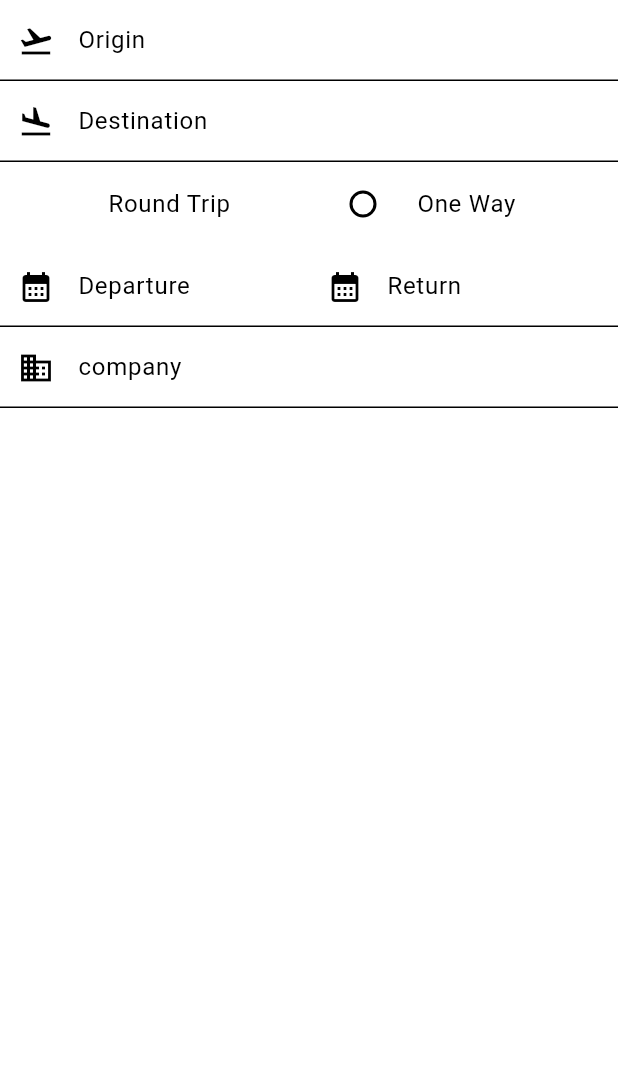
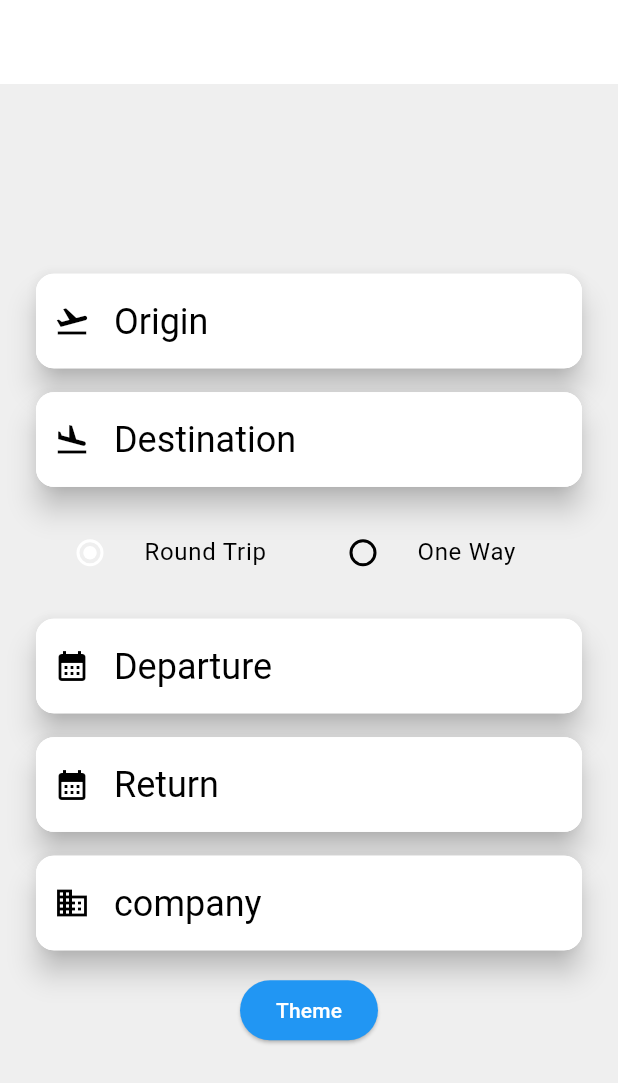
Before and after one commit to GustavoMiranda-GIT/desafio_tecnico_devnology, a Flutter app: the screen it shows after launch, on a phone screen of 412 x 824 dp. Shown: the top 1083 px of the screen. Run offline on Flutter 3.47's test engine with Material 3 defaults, Android fonts, the phone set to English and light mode, and no system bars; our stand-ins replace get, get_storage; missing offline and left inert: dart:ffi.

```diff
--- a/lib/controllers/flights_list_controller.dart
+++ b/lib/controllers/flights_list_controller.dart
@@ -6,6 +6,10 @@ enum FlightsListState {start, loading, success, error}
 class FlightsListController extends GetxController{
   var flightsList =[];
   Rx<FlightsListState> state = FlightsListState.start.obs;
+  RxBool usingMiles = false.obs;
+  int numAdult = 0;
+  int numChild = 0;
+  int numInfant = 0;
 
 
   Future start(String searchCode) async {
--- a/lib/l10n/app_localizations.dart
+++ b/lib/l10n/app_localizations.dart
@@ -137,6 +137,48 @@ abstract class AppLocalizations {
   /// **'company'**
   String get company;
 
+  /// No description provided for @stop.
+  ///
+  /// In en, this message translates to:
+  /// **'Stop'**
+  String get stop;
+
+  /// No description provided for @stops.
+  ///
+  /// In en, this message translates to:
+  /// **'Stops'**
+  String get stops;
+
+  /// No description provided for @direct.
+  ///
+  /// In en, this message translates to:
+  /// **'Direct'**
+  String get direct;
+
+  /// No description provided for @date_display_format.
+  ///
+  /// In en, this message translates to:
+  /// **'MM/dd'**
+  String get date_display_format;
+
+  /// No description provided for @date_display_format_YYYY.
+  ///
+  /// In en, this message translates to:
+  /// **'MM/dd/yyyy'**
+  String get date_display_format_YYYY;
+
+  /// No description provided for @try_again.
+  ///
+  /// In en, this message translates to:
+  /// **'Try Again'**
+  String get try_again;
+
+  /// No description provided for @boarding_fee.
+  ///
+  /// In en, this message translates to:
+  /// **'Boarding Fee'**
+  String get boarding_fee;
+
   /// No description provided for @theme.
   ///
   /// In en, this message translates to:
--- a/lib/models/flight_model.dart
+++ b/lib/models/flight_model.dart
@@ -1,6 +1,7 @@
 import 'package:desafio_tecnico_devnology/models/connection_model.dart';
 import 'package:desafio_tecnico_devnology/models/price_model.dart';
 import 'package:flutter/foundation.dart';
+import 'package:intl/intl.dart';
 
 
 class Flight {
@@ -8,8 +9,8 @@ class Flight {
   final String direction;
   final String origin;
   final String destination;
-  final String boarding;
-  final String landing;
+  final DateTime boarding;
+  final DateTime landing;
   final List<Connection> connections;
   final int nConnections;
   final String duration;
@@ -17,8 +18,10 @@ class Flight {
   final List<Price> prices;
   final List<Price> miles;
 
+  late final String boardingTime = DateFormat.Hm().format(boarding);
+  late final String landingTime = DateFormat.Hm().format(landing);
 
-  const Flight({required this.company,required this.direction,required this.origin,required this.destination,required this.boarding,required this.landing,
+  Flight({required this.company,required this.direction,required this.origin,required this.destination,required this.boarding,required this.landing,
     required this.connections,required this.nConnections,required this.duration,required this.flightNumber,required this.prices,required this.miles});
 
   factory Flight.fromJson(Map<String, dynamic> json){
@@ -27,8 +30,8 @@ class Flight {
         direction: json['Sentido'],
         origin: json['Origem'],
         destination: json['Destino'],
-        boarding: json['Embarque'],
-        landing: json['Desembarque'],
+        boarding: parseDate(json['Embarque']),
+        landing: parseDate(json['Desembarque']),
         connections: parseConnections(json['Conexoes']),
         nConnections: json['NumeroConexoes'],
         duration: json['Duracao'],
@@ -37,6 +40,8 @@ class Flight {
         miles: parsePrices(json['Milhas']),
     );
   }
+
+
 
   static List<Price> parsePrices(jsonPrices){
     List<Price> listPrices=[];
@@ -58,6 +63,11 @@ class Flight {
     return listConnections;
   }
 
+  static DateTime parseDate(String inputDate){
+    DateFormat date = DateFormat('dd/MM/yyyy HH:mm');
+    DateTime finalDate = date.parse(inputDate);
+    return finalDate;
+  }
 
   void printFlight(){
     debugPrint('company: $company');
--- a/lib/models/price_model.dart
+++ b/lib/models/price_model.dart
@@ -3,22 +3,22 @@ import 'package:flutter/foundation.dart';
 
 class Price{
   final double adult;
+  final double child;
   final double infant;
-  final double child;
   final bool executive;
   final BaggageLimit baggageLimit;
   final double boardingFee;
   final String typeValue;
   final String typeMiles;
 
-  const Price({required this.adult,required this.infant,required this.child,required this.executive,required this.baggageLimit,
+  const Price({required this.adult,required this.child, required this.infant,required this.executive,required this.baggageLimit,
       required this.boardingFee,required this.typeValue,required this.typeMiles});
 
   factory Price.fromJson(Map<String, dynamic> json){
     return Price(
         adult: double.parse(json['Adulto'].toString()),
+        child: double.parse(json['Crianca'].toString()),
         infant: double.parse(json['Bebe'].toString()),
-        child: double.parse(json['Crianca'].toString()),
         executive: json['Executivo'],
         baggageLimit: BaggageLimit.fromJson(json['LimiteBagagem']),
         boardingFee: double.parse(json['TaxaEmbarque'].toString()),
@@ -30,8 +30,8 @@ class Price{
   void printPrice()
   {
     debugPrint('   adult: $adult');
+    debugPrint('   child: $child');
     debugPrint('   infant: $infant');
-    debugPrint('   child: $child');
     debugPrint('   executive: $executive');
     debugPrint('   baggageLimit:');
     baggageLimit.printBaggageLimit();
--- a/lib/pages/home_page.dart
+++ b/lib/pages/home_page.dart
@@ -1,3 +1,5 @@
+import 'dart:ffi';
+
 import 'package:desafio_tecnico_devnology/l10n/app_localizations.dart';
 import 'package:desafio_tecnico_devnology/project_widgets/date_text_field.dart';
 import 'package:flutter/material.dart';
@@ -16,15 +18,30 @@ class HomePage extends StatefulWidget {
 }
 
 class _HomePageState extends State<HomePage> {
-  var controller = ThemeController.to;
   FlightType? flightType = FlightType.round;
+  int numAdult = 0;
+  int numChild = 0;
+  int numInfant = 0;
 
   @override
   Widget build(BuildContext context) {
     return Scaffold(
-      body: Column(
+      appBar: AppBar(
+        backgroundColor: Theme.of(context).colorScheme.primary,
+
+      ),
+      body: Padding(
+        padding: const EdgeInsets.all(24.0),
+        child: Column(
+          mainAxisAlignment: MainAxisAlignment.center,
+          spacing: 16,
           children: [
-          TextField(
+
+            Material(
+              borderRadius: BorderRadius.circular(12),
+              elevation: 8,
+              child: TextField(
+                style: Theme.of(context).textTheme.headlineMedium,
                 decoration: InputDecoration(
                     hintText: AppLocalizations.of(context)!.origin,
                     prefixIcon: Padding(
@@ -32,9 +49,15 @@ class _HomePageState extends State<HomePage> {
                       child: const Icon(Icons.flight_takeoff),
                     )
                 )
+
+              ),
             ),
           //------------------------------------------------------------------------------
-          TextField(
+            Material(
+              borderRadius: BorderRadius.circular(12),
+              elevation: 8,
+              child: TextField(
+                  style: Theme.of(context).textTheme.headlineMedium,
                   decoration: InputDecoration(
                       hintText: AppLocalizations.of(context)!.destination,
                       prefixIcon: Padding(
@@ -42,6 +65,7 @@ class _HomePageState extends State<HomePage> {
                         child: const Icon(Icons.flight_land),
                       )
                 )
+              ),
             ),
           //------------------------------------------------------------------------------
             Row(
@@ -73,23 +97,19 @@ class _HomePageState extends State<HomePage> {
                 ),
               ],
             ),
-        //------------------------------------------------------------------------------
-          Row(
-            children: [
-              Expanded(
-                child: DateTextField(hintText: AppLocalizations.of(context)!.departure),
-              ),
 
-              Expanded(
-                child: Visibility(
+            DateTextField(hintText: AppLocalizations.of(context)!.departure),
+
+            Visibility(
               visible: flightType == FlightType.round,
               child: DateTextField(hintText: AppLocalizations.of(context)!.return_string),
             ),
-              ),
-            ],
-          ),
-        //------------------------------------------------------------------------------
-          TextField(
+
+            Material(
+              borderRadius: BorderRadius.circular(12),
+              elevation: 8,
+              child: TextField(
+                  style: Theme.of(context).textTheme.headlineMedium,
                   decoration: InputDecoration(
                       hintText: AppLocalizations.of(context)!.company,
                       prefixIcon: Padding(
@@ -98,20 +118,29 @@ class _HomePageState extends State<HomePage> {
                       )
                   )
               ),
+            ),
             //------------------------------------------------------------------------------
-          TextButton(
+            ElevatedButton(
               onPressed: () async {
                 List<String> c = ["AMERICAN AIRLINES", "GOL", "IBERIA", "INTERLINE", "LATAM", "AZUL", "TAP"];
-              String code = await DatabaseApi.fetchFlightsListCode(c, "2/12/2025", "20/12/2025", "GRU", "MIA", "IdaVolta");
+                String searchCode = await DatabaseApi.fetchFlightsListCode(c, "2/12/2025", "20/12/2025", "GRU", "MIA", "IdaVolta");
                 //List<Flight> fli = await DatabaseApi.fetchFlightsList(code);
-              Get.to(()=>FlightsListPage(), arguments: code);
+                numAdult=1;
+                numChild=1;
+                if(searchCode.isNotEmpty) {
+                  Get.to(()=>FlightsListPage(searchCode:searchCode,numAdult:numAdult,numChild:numChild,numInfant:numInfant));
+                }
 
               },
+              style: ElevatedButton.styleFrom(
+                backgroundColor: Colors.blue,
+              ),
               child: Text(AppLocalizations.of(context)!.theme),
             ),
 
           ],
         ),
+      ),
     );
   }
 }
--- a/lib/project_widgets/date_text_field.dart
+++ b/lib/project_widgets/date_text_field.dart
@@ -1,3 +1,4 @@
+import 'package:desafio_tecnico_devnology/l10n/app_localizations.dart';
 import 'package:flutter/material.dart';
 import 'package:intl/intl.dart';
 
@@ -15,7 +16,11 @@ class _DateTextFieldState extends State<DateTextField> {
 
   @override
   Widget build(BuildContext context) {
-    return TextField(
+    return Material(
+      borderRadius: BorderRadius.circular(12),
+      elevation: 8,
+      child: TextField(
+        style: Theme.of(context).textTheme.headlineMedium,
         readOnly: true,
         decoration: InputDecoration(
             hintText: widget.hintText,
@@ -32,15 +37,17 @@ class _DateTextFieldState extends State<DateTextField> {
               context: context, initialDate: DateTime.now(), firstDate: DateTime.now(), lastDate: DateTime(2100));
 
           if(dateTime != null){
-          String formattedDate = DateFormat('yyyy-MM-dd').format(dateTime);
             setState(() {
-            datePicker.text = formattedDate;
+              datePicker.text = DateFormat(AppLocalizations.of(context)!.date_display_format_YYYY).format(dateTime);
             });
           }
         },
 
+      ),
     );
   }
+
+
 
   String getDate() => datePicker.text;
 
--- a/lib/theme/theme_controller.dart
+++ b/lib/theme/theme_controller.dart
@@ -2,19 +2,43 @@ import 'package:flutter/material.dart';
 import 'package:get/get.dart';
 import 'package:get_storage/get_storage.dart';
 
+TextTheme mainTextTheme = TextTheme(
+  headlineLarge: TextStyle(
+    fontSize: 34,
+  ),
+  headlineMedium: TextStyle(
+    fontSize: 24,
+  ),
+  headlineSmall: TextStyle(
+    fontSize: 20,
+  ),
+  bodyLarge: TextStyle(
+    fontSize: 16,
+  ),
+  bodyMedium: TextStyle(
+    fontSize: 14,
+  ),
+  bodySmall: TextStyle(
+    fontSize: 12,
+  )
+
+);
+
 ThemeData lightTheme = ThemeData(
   inputDecorationTheme: ThemeController().inputTheme(),
     colorScheme: ColorScheme.light(
-      surface: Colors.white70,
+      surface: Color(0xFFEFEFEF),
       primary: Colors.white,
-    )
+    ),
+    textTheme: mainTextTheme,
 );
 
 ThemeData darkTheme = ThemeData(
     inputDecorationTheme: ThemeController().inputTheme(),
     colorScheme: ColorScheme.dark(
       surface: Colors.blue,
-    )
+    ),
+    textTheme: mainTextTheme,
 );
 
 class ThemeController extends GetxController {
@@ -46,7 +70,16 @@ class ThemeController extends GetxController {
 
   InputDecorationTheme inputTheme() => InputDecorationTheme(
     filled: true,
-    contentPadding: EdgeInsets.all(15),
+    fillColor: Colors.white,
+    enabledBorder: OutlineInputBorder(
+      borderSide: BorderSide(color: Colors.white, width: 4),
+      borderRadius: BorderRadius.circular(12),
+    ),
+    focusedBorder: OutlineInputBorder(
+      borderSide: BorderSide(color: Colors.white, width: 4),
+      borderRadius: BorderRadius.circular(12),
+    ),
+
 
   );
 
```
Also changed, not shown: lib/l10n/app_en.arb (+33 -0 lines), lib/l10n/app_localizations_en.dart (+21 -0 lines), lib/l10n/app_localizations_pt.dart (+21 -0 lines), lib/l10n/app_pt.arb (+7 -0 lines), lib/pages/flights_list_page.dart (+17 -7 lines), lib/project_widgets/flight_list_item.dart (+104 -9 lines). Lines whose indentation alone changed are shown as unchanged.
